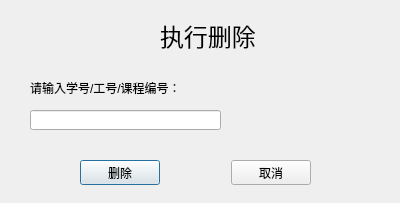
Qt form sysdel.ui (maikelaolin123/111) before a commit.
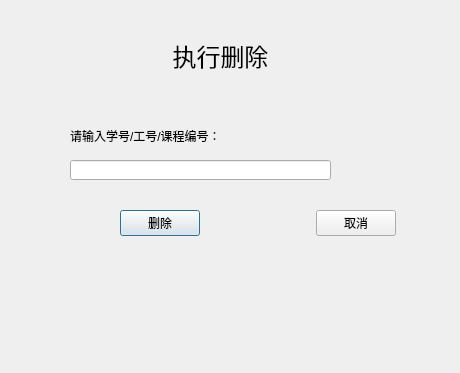
The same form after that commit.

The edit to the form file:
```diff
--- a/sysdel.ui
+++ b/sysdel.ui
@@ -6,8 +6,8 @@
    <rect>
     <x>0</x>
     <y>0</y>
-    <width>400</width>
-    <height>203</height>
+    <width>460</width>
+    <height>373</height>
    </rect>
   </property>
   <property name="windowTitle">
@@ -16,10 +16,10 @@
   <widget class="QLabel" name="label">
    <property name="geometry">
     <rect>
-     <x>160</x>
-     <y>20</y>
-     <width>101</width>
-     <height>31</height>
+     <x>40</x>
+     <y>30</y>
+     <width>361</width>
+     <height>51</height>
     </rect>
    </property>
    <property name="font">
@@ -30,14 +30,17 @@
    <property name="text">
     <string>执行删除</string>
    </property>
+   <property name="alignment">
+    <set>Qt::AlignCenter</set>
+   </property>
   </widget>
   <widget class="QLabel" name="label_2">
    <property name="geometry">
     <rect>
-     <x>30</x>
-     <y>80</y>
-     <width>161</width>
-     <height>16</height>
+     <x>70</x>
+     <y>120</y>
+     <width>271</width>
+     <height>31</height>
     </rect>
    </property>
    <property name="text">
@@ -47,9 +50,9 @@
   <widget class="QLineEdit" name="le_id">
    <property name="geometry">
     <rect>
-     <x>30</x>
-     <y>110</y>
-     <width>191</width>
+     <x>70</x>
+     <y>160</y>
+     <width>261</width>
      <height>20</height>
     </rect>
    </property>
@@ -63,10 +66,10 @@
   <widget class="QWidget" name="layoutWidget">
    <property name="geometry">
     <rect>
-     <x>80</x>
-     <y>160</y>
-     <width>231</width>
-     <height>25</height>
+     <x>120</x>
+     <y>210</y>
+     <width>276</width>
+     <height>26</height>
     </rect>
    </property>
    <layout class="QHBoxLayout" name="horizontalLayout">
```
Left out of the diff: 2 changed lines with no effect on the pictures.
